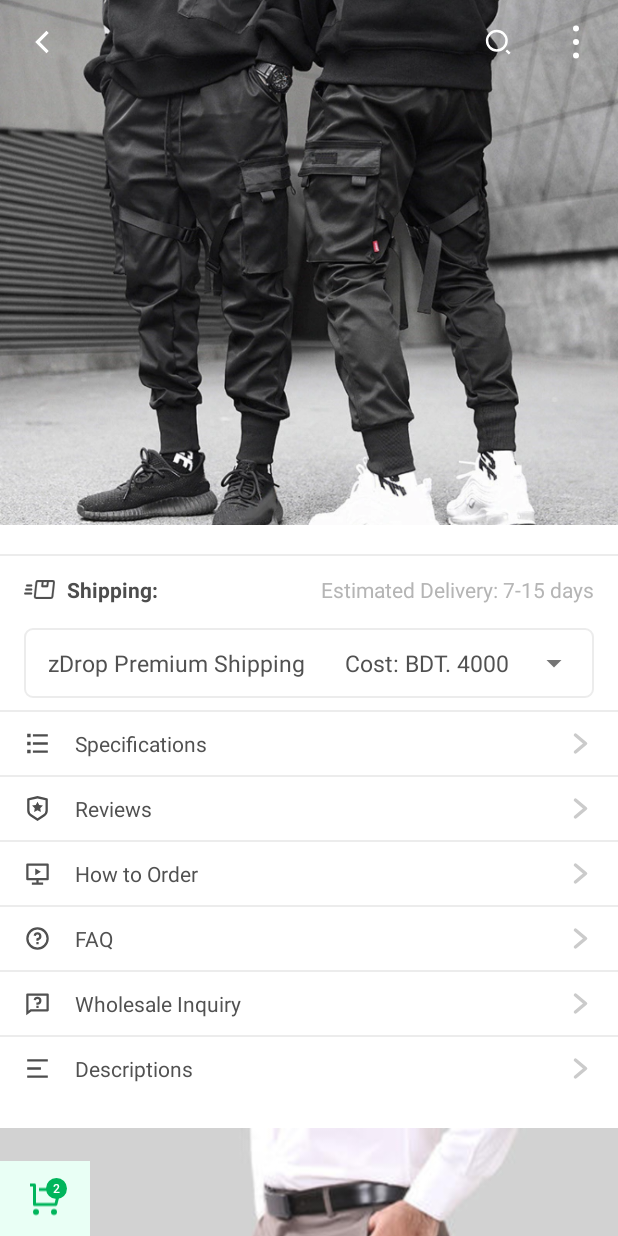
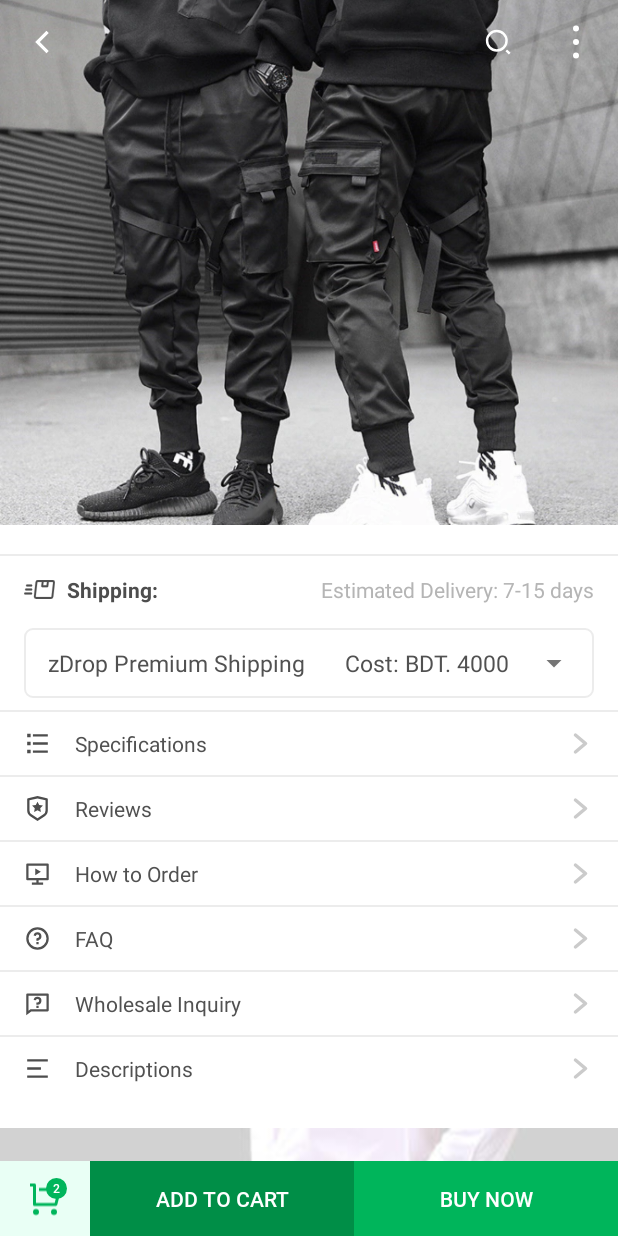
Before and after one commit to amit517/Ecommerce-Product-Details-Android, an Android app: the screen it shows after launch (MainActivity), scrolled down 331 dp, on a phone screen of 412 x 824 dp. Run offline under Robolectric (Android 15) with nearby library versions, the phone set to English and light mode, and no system bars; our stand-ins replace data binding.

Commit message:
bottom added

```diff
--- a/app/src/main/res/drawable/shape_round_green.xml
+++ b/app/src/main/res/drawable/shape_round_green.xml
@@ -4,7 +4,7 @@
     android:shape="oval">
 
     <solid
-        android:color="#00b55b"/>
+        android:color="@color/green_medium"/>
 
     <size
         android:width="10dp"
--- a/app/src/main/res/layout/activity_main.xml
+++ b/app/src/main/res/layout/activity_main.xml
@@ -100,9 +100,27 @@
 
             </RelativeLayout>
 
+            <TextView
+                android:layout_width="0dp"
+                android:layout_height="50dp"
+                android:layout_weight="1"
+                android:text="ADD TO CART"
+                android:background="@color/green_deep"
+                android:textColor="@color/white"
+                android:fontFamily="@font/medium"
+                android:gravity="center"/>
+
+            <TextView
+                android:layout_width="0dp"
+                android:layout_height="50dp"
+                android:layout_weight="1"
+                android:text="BUY NOW"
+                android:background="@color/green_medium"
+                android:textColor="@color/white"
+                android:fontFamily="@font/medium"
+                android:gravity="center"/>
 
         </LinearLayout>
 
-
     </androidx.coordinatorlayout.widget.CoordinatorLayout>
 </layout>
--- a/app/src/main/res/values/colors.xml
+++ b/app/src/main/res/values/colors.xml
@@ -19,6 +19,7 @@
     <color name="gray_border">#ECECEC</color>
     <color name="shipping">#4D4D4D</color>
     <color name="spinner_font">#515151</color>
+    <color name="green_medium">#00b55b</color>
 
 
 </resources>
```
